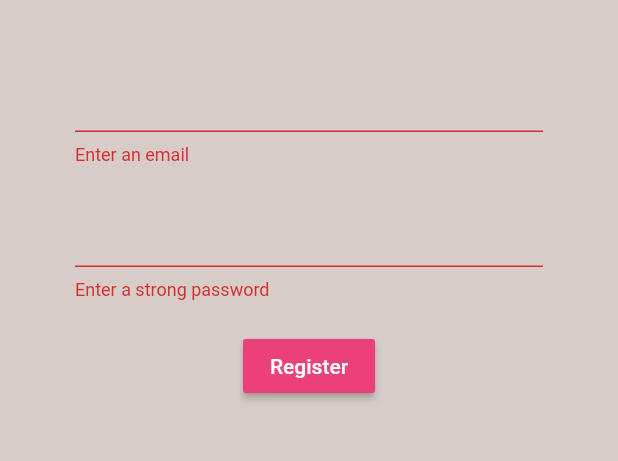
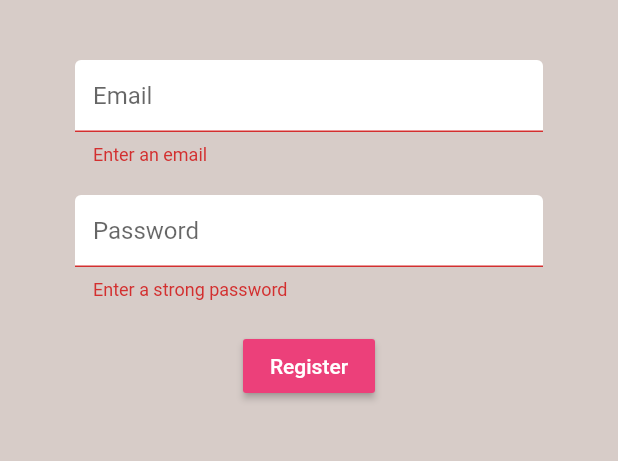
Before and after one commit to fadhilsaheer/awesome, a Flutter app: the screen it shows after launch, after a tap on "Register", on a phone screen of 412 x 824 dp, the part 84-545 px from its top. Run offline on Flutter 3.47's test engine with Material 2 defaults, Android fonts, the phone set to English and light mode, and no system bars; our stand-ins replace animated_text_kit, cloud_firestore, firebase_auth, firebase_core, flutter_spinkit, font_awesome_flutter and 2 more; accounts and stored records are empty.

Commit message:
styled text feilds

```diff
--- a/awesome-flutter/brew_crew/lib/screens/authenticate/register.dart
+++ b/awesome-flutter/brew_crew/lib/screens/authenticate/register.dart
@@ -1,3 +1,4 @@
+import 'package:brew_crew/shared/consts.dart';
 import 'package:flutter/material.dart';
 import 'package:brew_crew/services/auth.dart';
 
@@ -51,6 +52,7 @@ class _RegisterState extends State<Register> {
                 },
                 keyboardType: TextInputType.emailAddress,
                 validator: (value) => value.isEmpty ? 'Enter an email' : null,
+                decoration: textFieldDecoration.copyWith(hintText: 'Email'),
               ),
               SizedBox(height: 20.0),
               TextFormField(
@@ -59,6 +61,7 @@ class _RegisterState extends State<Register> {
                     password = value;
                   });
                 },
+                decoration: textFieldDecoration.copyWith(hintText: 'Password'),
                 validator: (value) =>
                     value.length < 8 ? 'Enter a strong password' : null,
                 obscureText: true,
--- a/awesome-flutter/brew_crew/lib/screens/authenticate/sign_in.dart
+++ b/awesome-flutter/brew_crew/lib/screens/authenticate/sign_in.dart
@@ -1,4 +1,5 @@
 import 'package:brew_crew/services/auth.dart';
+import 'package:brew_crew/shared/consts.dart';
 import 'package:flutter/material.dart';
 
 class SignIn extends StatefulWidget {
@@ -52,6 +53,7 @@ class _SignInState extends State<SignIn> {
                 validator: (value) =>
                     value.isEmpty ? 'Enter a valid email' : null,
                 keyboardType: TextInputType.emailAddress,
+                decoration: textFieldDecoration.copyWith(hintText: 'Email'),
               ),
               SizedBox(height: 20.0),
               TextFormField(
@@ -60,6 +62,7 @@ class _SignInState extends State<SignIn> {
                     password = value;
                   });
                 },
+                decoration: textFieldDecoration.copyWith(hintText: 'Password'),
                 validator: (value) =>
                     value.length < 8 ? 'Enter a strong password' : null,
                 obscureText: true,
--- a/awesome-flutter/brew_crew/lib/services/auth.dart
+++ b/awesome-flutter/brew_crew/lib/services/auth.dart
@@ -3,7 +3,10 @@ import 'package:firebase_core/firebase_core.dart';
 import 'package:firebase_auth/firebase_auth.dart';
 
 class AuthService {
-  var firebase = Firebase.initializeApp();
+  // var firebase = Firebase.initializeApp();
+  AuthService() {
+    Firebase.initializeApp();
+  }
   final _auth = FirebaseAuth.instance;
 
   // create user object based on firebase user
--- /dev/null
+++ b/awesome-flutter/brew_crew/lib/shared/consts.dart
@@ -0,0 +1,18 @@
+import 'package:flutter/material.dart';
+
+const textFieldDecoration = InputDecoration(
+  fillColor: Colors.white,
+  filled: true,
+  enabledBorder: OutlineInputBorder(
+    borderSide: BorderSide(
+      color: Colors.white,
+      width: 2.0,
+    ),
+  ),
+  focusedBorder: OutlineInputBorder(
+    borderSide: BorderSide(
+      color: Colors.pink,
+      width: 2.0,
+    ),
+  ),
+);
```
